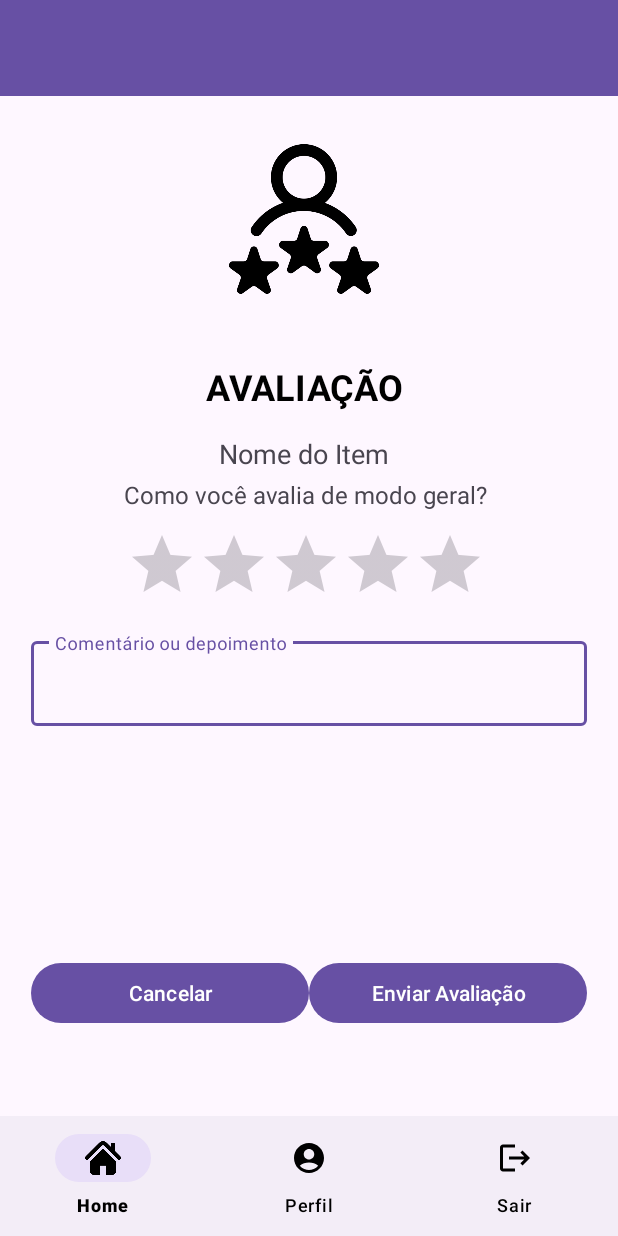
After one commit to NickHirata/marketplace_android, an Android app: the AvaliacaoActivity screen opened directly, with no data from a screen before it, on a phone screen of 412 x 824 dp. The commit adds this screen. Run offline under Robolectric (Android 15) with nearby library versions, the phone set to English and light mode, and no system bars.

Commit message:
feat: avaliacao

```diff
--- /dev/null
+++ b/app/src/main/java/br/com/projeto_android/AvaliacaoActivity.kt
@@ -0,0 +1,76 @@
+package br.com.projeto_android
+
+import android.content.Intent
+import android.os.Bundle
+import android.widget.Button
+import android.widget.RatingBar
+import android.widget.Toast
+import androidx.appcompat.app.AppCompatActivity
+import com.google.android.material.bottomnavigation.BottomNavigationView
+import com.google.android.material.textfield.TextInputEditText
+
+class AvaliacaoActivity : AppCompatActivity() {
+
+
+    private lateinit var bottomNavigationView: BottomNavigationView
+
+    override fun onCreate(savedInstanceState: Bundle?) {
+        super.onCreate(savedInstanceState)
+        setContentView(R.layout.activity_avaliacao)
+
+        // Configurando a BottomNavigationView
+        bottomNavigationView = findViewById(R.id.bottomNavigation)
+        bottomNavigationView.setOnNavigationItemSelectedListener { item ->
+            when (item.itemId) {
+                R.id.menu_home -> {
+                    Toast.makeText(this, "Abrindo home...", Toast.LENGTH_SHORT).show()
+                    val intent = Intent(this, MenuClienteActivity::class.java)
+                    startActivity(intent)
+                    true
+                }
+                R.id.menu_profile -> {
+                    // Lógica para abrir o perfil do usuário
+                    Toast.makeText(this, "Abrindo perfil...", Toast.LENGTH_SHORT).show()
+                    true
+                }
+                R.id.menu_logout -> {
+                    Toast.makeText(this, "Saindo...", Toast.LENGTH_SHORT).show()
+                    val intent = Intent(this, LoginActivity::class.java)
+                    startActivity(intent)
+                    true
+                }
+                else -> false
+            }
+        }
+
+        // Inicializando os componentes
+        val ratingBar = findViewById<RatingBar>(R.id.ratingBar)
+        val commentEditText = findViewById<TextInputEditText>(R.id.commentEditText)
+        val cancelButton = findViewById<Button>(R.id.cancelButton)
+        val submitButton = findViewById<Button>(R.id.submitButton)
+
+        // Ação do botão Cancelar
+        cancelButton.setOnClickListener {
+            finish() // Fecha a activity
+        }
+
+        // Capturar a avaliação dada pelo usuário
+        ratingBar.setOnRatingBarChangeListener { ratingBar, rating, fromUser ->
+            if (fromUser) {
+                Toast.makeText(this, "Você deu $rating estrelas", Toast.LENGTH_SHORT).show()
+            }
+        }
+        // Ação do botão Enviar Avaliação
+        submitButton.setOnClickListener {
+            val rating = ratingBar.rating
+            val comment = commentEditText.text.toString()
+
+            if (rating == 0f) {
+                Toast.makeText(this, "Por favor, dê uma nota.", Toast.LENGTH_SHORT).show()
+            } else {
+                // Aqui você pode adicionar a lógica para enviar a avaliação
+                Toast.makeText(this, "Avaliação enviada! Nota: $rating \nComentário: $comment", Toast.LENGTH_LONG).show()
+            }
+        }
+    }
+}
--- /dev/null
+++ b/app/src/main/res/layout/activity_avaliacao.xml
@@ -0,0 +1,155 @@
+<?xml version="1.0" encoding="utf-8"?>
+<androidx.constraintlayout.widget.ConstraintLayout xmlns:android="http://schemas.android.com/apk/res/android"
+    xmlns:app="http://schemas.android.com/apk/res-auto"
+    xmlns:tools="http://schemas.android.com/tools"
+    android:layout_width="match_parent"
+    android:layout_height="match_parent"
+    tools:context=".AvaliacaoActivity">
+
+    <!-- Toolbar no topo -->
+    <com.google.android.material.appbar.MaterialToolbar
+        android:id="@+id/topAppBar"
+        android:layout_width="0dp"
+        android:layout_height="?attr/actionBarSize"
+        android:background="?attr/colorPrimary"
+        android:title="Orçamento"
+        android:titleTextColor="@android:color/white"
+        app:popupTheme="@style/ThemeOverlay.AppCompat.Light"
+        app:layout_constraintTop_toTopOf="parent"
+        app:layout_constraintStart_toStartOf="parent"
+        app:layout_constraintEnd_toEndOf="parent" />
+
+    <!-- Logo -->
+    <ImageView
+        android:id="@+id/logoImageView"
+        android:layout_width="100dp"
+        android:layout_height="100dp"
+        android:contentDescription="Logo"
+        android:src="@drawable/ic_star_logo"
+        android:layout_marginTop="32dp"
+        app:layout_constraintBottom_toTopOf="@id/titleTextView"
+        app:layout_constraintEnd_toEndOf="parent"
+        app:layout_constraintHorizontal_bias="0.49"
+        app:layout_constraintStart_toStartOf="parent"
+        app:layout_constraintTop_toBottomOf="@id/topAppBar" />
+
+    <!-- Título Avaliação -->
+    <TextView
+        android:id="@+id/titleTextView"
+        android:layout_width="wrap_content"
+        android:layout_height="wrap_content"
+        android:layout_marginTop="45dp"
+        android:text="AVALIAÇÃO"
+        android:textColor="@color/black"
+        android:textSize="24sp"
+        android:textStyle="bold"
+        app:layout_constraintEnd_toEndOf="parent"
+        app:layout_constraintHorizontal_bias="0.49"
+        app:layout_constraintStart_toStartOf="parent"
+        app:layout_constraintTop_toBottomOf="@id/logoImageView" />
+
+    <!-- Nome do Item -->
+    <TextView
+        android:id="@+id/itemNameTextView"
+        android:layout_width="wrap_content"
+        android:layout_height="wrap_content"
+        android:layout_marginTop="16dp"
+        android:text="Nome do Item"
+        android:textSize="18sp"
+        app:layout_constraintEnd_toEndOf="parent"
+        app:layout_constraintHorizontal_bias="0.489"
+        app:layout_constraintStart_toStartOf="parent"
+        app:layout_constraintTop_toBottomOf="@id/titleTextView" />
+
+    <!-- Texto de Avaliação Geral -->
+    <TextView
+        android:id="@+id/ratingQuestionTextView"
+        android:layout_width="wrap_content"
+        android:layout_height="wrap_content"
+        android:layout_marginTop="4dp"
+        android:text="Como você avalia de modo geral?"
+        android:textSize="16sp"
+        app:layout_constraintEnd_toEndOf="parent"
+        app:layout_constraintHorizontal_bias="0.488"
+        app:layout_constraintStart_toStartOf="parent"
+        app:layout_constraintTop_toBottomOf="@id/itemNameTextView" />
+
+    <!-- Estrelas de Avaliação -->
+    <RatingBar
+        android:id="@+id/ratingBar"
+        android:layout_width="wrap_content"
+        android:layout_height="wrap_content"
+        android:numStars="5"
+        android:rating="0"
+        android:stepSize="1"
+        android:isIndicator="false"
+        android:clickable="true"
+        android:focusable="true"
+        android:layout_marginTop="12dp"
+        app:layout_constraintEnd_toEndOf="parent"
+        app:layout_constraintHorizontal_bias="0.487"
+        app:layout_constraintStart_toStartOf="parent"
+        app:layout_constraintTop_toBottomOf="@id/ratingQuestionTextView" />
+
+
+
+    <!-- Comentário -->
+    <com.google.android.material.textfield.TextInputLayout
+        android:id="@+id/commentInputLayout"
+        android:layout_width="0dp"
+        android:layout_height="wrap_content"
+        android:layout_marginTop="12dp"
+        app:layout_constraintEnd_toEndOf="parent"
+        app:layout_constraintStart_toStartOf="parent"
+        app:layout_constraintTop_toBottomOf="@id/ratingBar"
+        app:layout_constraintWidth_percent="0.9">
+
+        <com.google.android.material.textfield.TextInputEditText
+            android:id="@+id/commentEditText"
+            android:layout_width="match_parent"
+            android:layout_height="wrap_content"
+            android:hint="Comentário ou depoimento" />
+    </com.google.android.material.textfield.TextInputLayout>
+
+    <!-- Botões -->
+    <LinearLayout
+        android:id="@+id/buttonLayout"
+        android:layout_width="0dp"
+        android:layout_height="wrap_content"
+        android:orientation="horizontal"
+        app:layout_constraintTop_toBottomOf="@id/commentInputLayout"
+        app:layout_constraintStart_toStartOf="parent"
+        app:layout_constraintEnd_toEndOf="parent"
+        app:layout_constraintBottom_toBottomOf="parent"
+        app:layout_constraintWidth_percent="0.9"
+        android:layout_marginTop="16dp">
+
+        <Button
+            android:id="@+id/cancelButton"
+            android:layout_width="0dp"
+            android:layout_height="wrap_content"
+            android:layout_weight="1"
+            android:text="Cancelar" />
+
+        <Button
+            android:id="@+id/submitButton"
+            android:layout_width="0dp"
+            android:layout_height="wrap_content"
+            android:layout_weight="1"
+            android:text="Enviar Avaliação"  />
+    </LinearLayout>
+
+    <!-- Bottom Navigation -->
+    <com.google.android.material.bottomnavigation.BottomNavigationView
+        android:id="@+id/bottomNavigation"
+        android:layout_width="0dp"
+        android:layout_height="wrap_content"
+        android:layout_gravity="bottom"
+        app:menu="@menu/bottom_nav_menu"
+        app:itemIconTint="@color/black"
+        app:itemTextColor="@color/black"
+        app:layout_constraintBottom_toBottomOf="parent"
+        app:layout_constraintStart_toStartOf="parent"
+        app:layout_constraintEnd_toEndOf="parent" />
+
+</androidx.constraintlayout.widget.ConstraintLayout>
--- a/app/src/main/res/layout/activity_login.xml
+++ b/app/src/main/res/layout/activity_login.xml
@@ -11,9 +11,9 @@
     <!-- Logo -->
     <ImageView
         android:id="@+id/logo"
-        android:layout_width="wrap_content"
-        android:layout_height="wrap_content"
-        android:src="@drawable/ic_launcher_foreground"
+        android:layout_width="290dp"
+        android:layout_height="108dp"
+        android:src="@drawable/logo"
         app:layout_constraintBottom_toTopOf="@+id/emailEditText"
         app:layout_constraintEnd_toEndOf="parent"
         app:layout_constraintStart_toStartOf="parent"
```
Also changed, not shown: app/src/main/AndroidManifest.xml (+14 -2 lines), app/src/main/java/br/com/projeto_android/MenuClienteActivity.kt (+10 -2 lines), app/src/main/java/br/com/projeto_android/OrcamentoActivity.kt (+36 -0 lines), app/src/main/java/br/com/projeto_android/RegistroEmpresaActivity.kt (+6 -1 lines), app/src/main/res/layout/activity_orcamento.xml (+38 -0 lines), app/src/main/res/layout/cadastro_empresa.xml (+30 -3 lines), app/src/main/res/drawable/ic_avaliacao.png, app/src/main/res/drawable/ic_star_logo.png (added), app/src/main/res/drawable/logo.webp (added), 2 other files.
